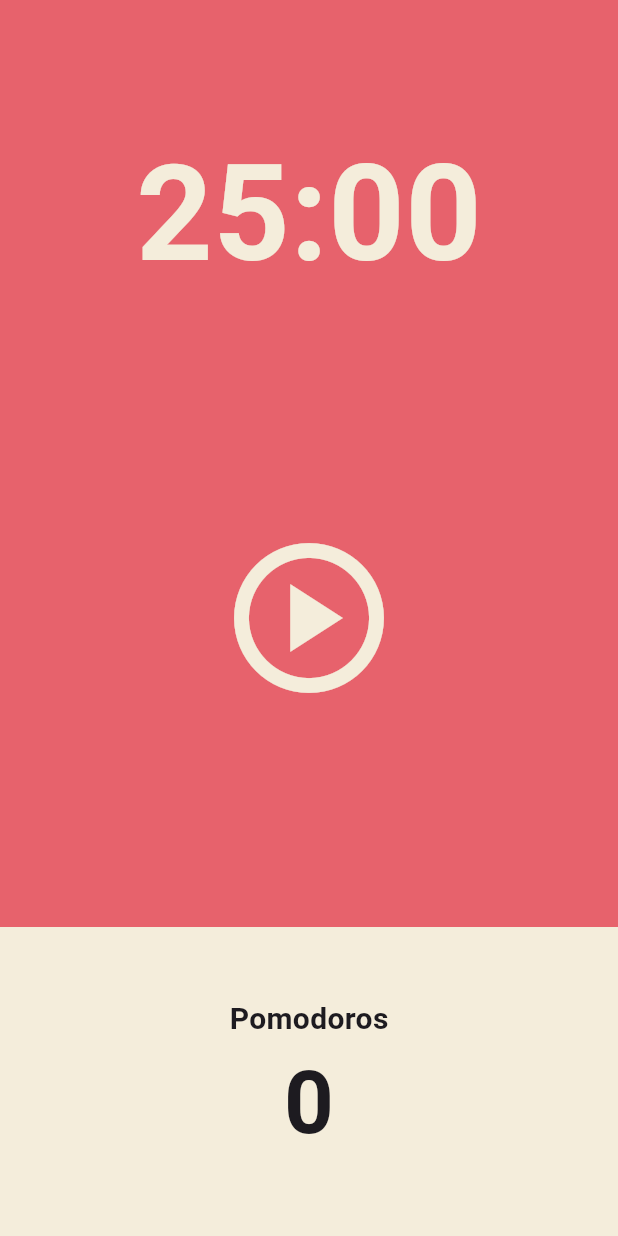
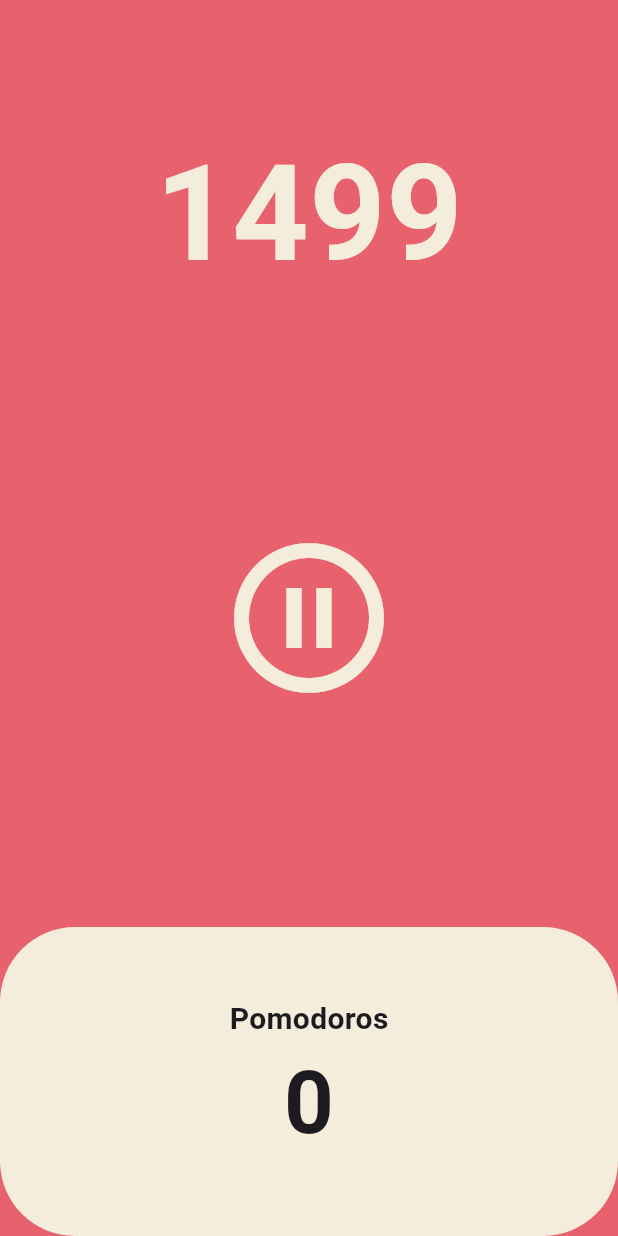
Before and after one commit to skskdmsdl/pomodoro, a Flutter app: the screen it shows after launch, after a tap on the "play circle" icon, on a phone screen of 412 x 824 dp. Run offline on Flutter 3.47's test engine with Material 3 defaults, Android fonts, the phone set to English and light mode, and no system bars.

Commit message:
일시정지 메서드 작성

```diff
--- a/lib/screens/home_screen.dart
+++ b/lib/screens/home_screen.dart
@@ -1,3 +1,5 @@
+import 'dart:async';
+
 import 'package:flutter/material.dart';
 
 class HomeScreen extends StatefulWidget {
@@ -8,6 +10,33 @@ class HomeScreen extends StatefulWidget {
 }
 
 class _HomeScreenState extends State<HomeScreen> {
+  int totalSeconds = 1500;
+  bool isRunning = false;
+  late Timer timer;
+
+  void onTick(Timer timer) {
+    setState(() {
+      totalSeconds = totalSeconds - 1;
+    });
+  }
+
+  void onStartPressed() {
+    timer = Timer.periodic(
+      Duration(seconds: 1),
+      onTick,
+    );
+    setState(() {
+      isRunning = true;
+    });
+  }
+
+  void onPausePressed() {
+    timer.cancel();
+    setState(() {
+      isRunning = false;
+    });
+  }
+
   @override
   Widget build(BuildContext context) {
     return Scaffold(
@@ -19,7 +48,7 @@ class _HomeScreenState extends State<HomeScreen> {
             child: Container(
               alignment: Alignment.bottomCenter,
               child: Text(
-                '25:00',
+                '$totalSeconds',
                 style: TextStyle(
                   color: Theme.of(context).cardColor,
                   fontSize: 89,
@@ -34,8 +63,10 @@ class _HomeScreenState extends State<HomeScreen> {
               child: IconButton(
                 iconSize: 120,
                 color: Theme.of(context).cardColor,
-                onPressed: () {},
-                icon: Icon(Icons.play_circle_outlined),
+                onPressed: isRunning ? onPausePressed : onStartPressed,
+                icon: Icon(isRunning
+                    ? Icons.pause_circle_outline
+                    : Icons.play_circle_outlined),
               ),
             ),
           ),
@@ -46,8 +77,8 @@ class _HomeScreenState extends State<HomeScreen> {
                 Expanded(
                   child: Container(
                     decoration: BoxDecoration(
-                      color: Theme.of(context).cardColor,
-                    ),
+                        color: Theme.of(context).cardColor,
+                        borderRadius: BorderRadius.circular(50)),
                     child: Column(
                       mainAxisAlignment: MainAxisAlignment.center,
                       children: [
```
